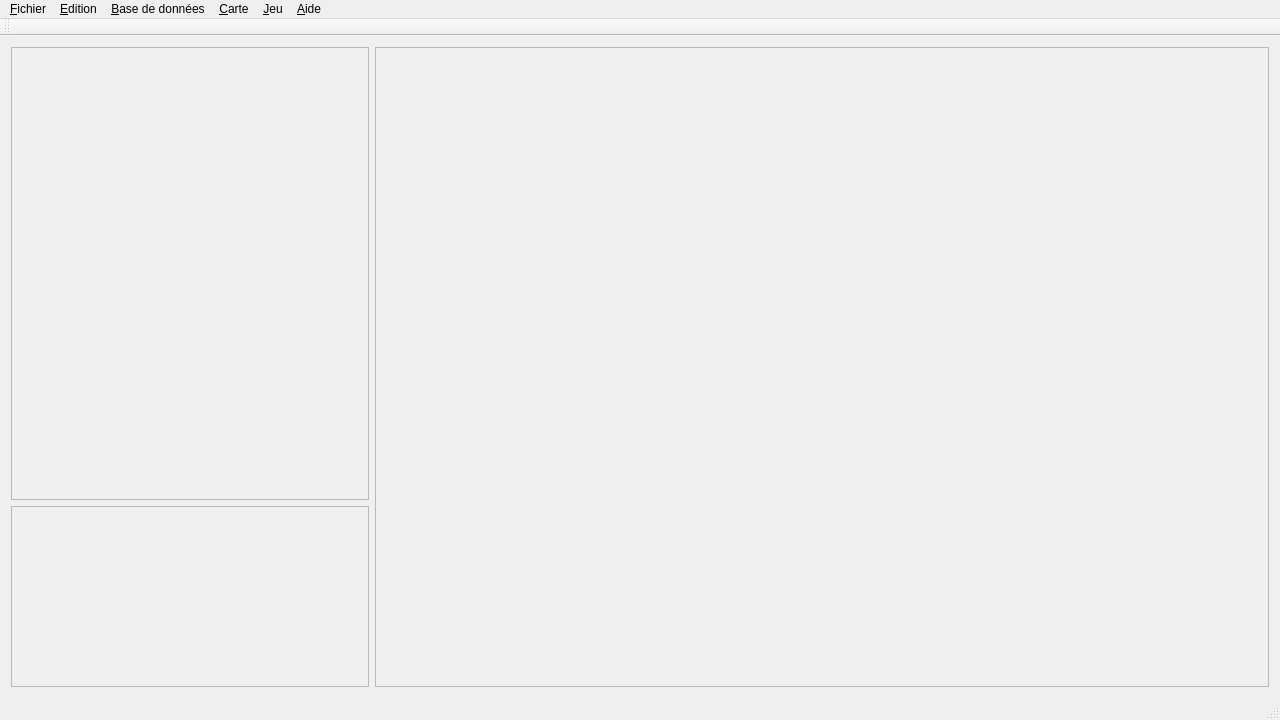
This is main_window.ui in Elias-Developpement/alena-studio as Qt 5 draws it before an edit. The edited form follows.
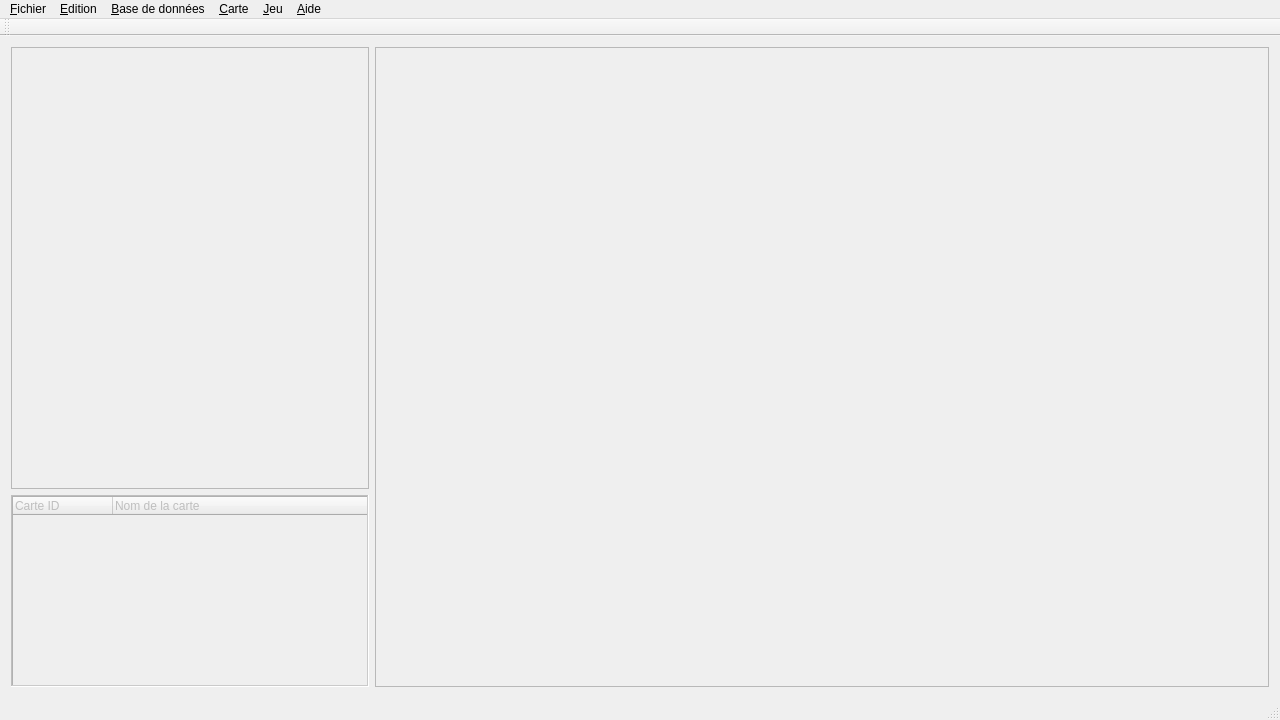
This is the edited form. Icons and pictures are not drawn.

```diff
--- a/main_window.ui
+++ b/main_window.ui
@@ -35,7 +35,7 @@
   <widget class="QWidget" name="centralWidget">
    <layout class="QHBoxLayout" name="horizontalLayout" stretch="2,5">
     <item>
-     <layout class="QVBoxLayout" name="left_side" stretch="5,2">
+     <layout class="QVBoxLayout" name="left_side" stretch="5,0">
       <item>
        <widget class="QGraphicsView" name="tileset_view">
         <property name="enabled">
@@ -44,13 +44,29 @@
        </widget>
       </item>
       <item>
-       <widget class="QTreeView" name="project_tree">
+       <widget class="QTreeWidget" name="project_tree">
         <property name="enabled">
          <bool>false</bool>
         </property>
-        <property name="contextMenuPolicy">
-         <enum>Qt::DefaultContextMenu</enum>
+        <property name="frameShape">
+         <enum>QFrame::WinPanel</enum>
         </property>
+        <property name="textElideMode">
+         <enum>Qt::ElideRight</enum>
+        </property>
+        <property name="columnCount">
+         <number>2</number>
+        </property>
+        <column>
+         <property name="text">
+          <string>Carte ID</string>
+         </property>
+        </column>
+        <column>
+         <property name="text">
+          <string>Nom de la carte</string>
+         </property>
+        </column>
        </widget>
       </item>
      </layout>
```
